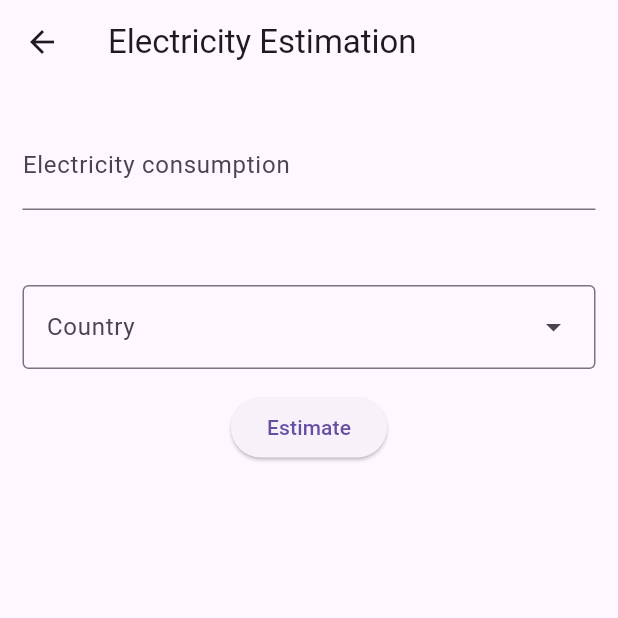
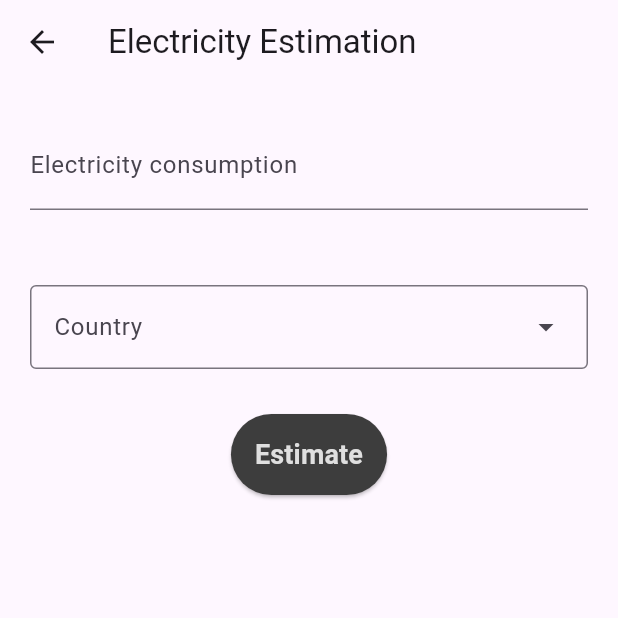
Before and after one commit to Gabritorre/impakt, a Flutter app: the ElectricityEstimationView screen opened directly, on a phone screen of 412 x 824 dp, the top half of it. Run offline on Flutter 3.47's test engine with Material 3 defaults, Android fonts, the light colour scheme and no system bars; our stand-ins replace flutter_dotenv.

Commit message:
Refactor electricity estimation UI code, fix dropdown menu

```diff
--- a/lib/src/estimate/electricity.dart
+++ b/lib/src/estimate/electricity.dart
@@ -21,6 +21,7 @@ class _ElectricityEstimationViewState extends State<ElectricityEstimationView> {
 	final TextEditingController countryController = TextEditingController();
 
 	void estimateElectricity(electricityValue, country) {
+		print('Estimating electricity $electricityValue kWh in $country');
 		WidgetsBinding.instance.addPostFrameCallback((_) {
 			Api.fetchElectricityEstimates(
 				electricityValue: electricityValue,
@@ -56,24 +57,10 @@ class _ElectricityEstimationViewState extends State<ElectricityEstimationView> {
 								children: [
 									const SizedBox(height: 10),
 									Padding(
-										padding: const EdgeInsets.symmetric(horizontal: 15, vertical: 15),
-										child: TextFormField(
-											keyboardType: TextInputType.number,
-											decoration: const InputDecoration(
-												labelText: 'Electricity consumption',
-												border: UnderlineInputBorder(),
-												suffix : Text(
-													'kWh',
-													textAlign: TextAlign.center,
-													style: TextStyle(
-														fontSize: 18,
-														fontWeight: FontWeight.bold,
-														color: Color.fromARGB(255, 155, 155, 155),
-													),
-												),
-											),
+										padding: const EdgeInsets.symmetric(horizontal: 20, vertical: 15),
+										child: ElectricityConsumptionField(
 											validator: (value) {
-												if (value == null || value.isEmpty) {
+											if (value == null || value.isEmpty) {
 													return 'Field required';
 												}
 												electricityValue = double.tryParse(value);
@@ -83,33 +70,42 @@ class _ElectricityEstimationViewState extends State<ElectricityEstimationView> {
 									),
 									const SizedBox(height: 20),
 									Padding(
-										padding: const EdgeInsets.symmetric(horizontal: 15, vertical: 15),
-										child: DropdownMenu(
+										padding: const EdgeInsets.symmetric(horizontal: 20, vertical: 15),
+										child: CountrySelectorField(
 											controller: countryController,
-											width: double.infinity,
-											enableFilter: true,
-											enableSearch: false,
-											requestFocusOnTap: true,
-											label: const Text('Country'),
 											onSelected: (String? country) {
 												selectedCountry = country;
 											},
-											dropdownMenuEntries: Broker.getCountries().map(Option.asDropdownMenuEntry).toList(),
+										)
+									),
+									Padding(
+										padding: const EdgeInsets.symmetric(vertical: 15),
+										child: ElevatedButton(
+											style: ElevatedButton.styleFrom(
+												backgroundColor: const Color.fromARGB(255, 61, 61, 61), // Colore di sfondo
+												foregroundColor: const Color.fromARGB(255, 223, 223, 223), // Colore del testo
+												padding: const EdgeInsets.symmetric(horizontal: 16.0, vertical: 14.0), // Personalizza il padding
+											),
+											onPressed: () {
+												if ((_formKey.currentState != null && !_formKey.currentState!.validate()) || selectedCountry == null ) {
+													ScaffoldMessenger.of(context).showSnackBar(const SnackBar(content: Text('Invalid form')));
+												}
+												else {
+													setState(() {
+														estimate = null;
+													});
+													estimateElectricity(electricityValue, selectedCountry);
+												}
+											},
+											child: const Text(
+												'Estimate',
+												textAlign: TextAlign.center,
+												style: TextStyle(
+													fontSize: 18,
+													fontWeight: FontWeight.bold,
+												),
+											),
 										),
-									),
-									ElevatedButton(
-										onPressed: () {
-											if ((_formKey.currentState != null && !_formKey.currentState!.validate()) || selectedCountry == null ) {
-												ScaffoldMessenger.of(context).showSnackBar(const SnackBar(content: Text('Invalid form')));
-											}
-											else {
-												setState(() {
-													estimate = null;
-												});
-												estimateElectricity(electricityValue, selectedCountry);
-											}
-										},
-										child: const Text('Estimate'),
 									),
 								],
 							),
@@ -118,14 +114,29 @@ class _ElectricityEstimationViewState extends State<ElectricityEstimationView> {
 							builder: (context) {
 								if (error != null) {
 									return Text(error!);
-								} else if (estimate != null) {
-									return Text('$estimate $carbonUnit');
+								}
+								else if (estimate != null) {
+									return Padding(
+										padding: const EdgeInsets.symmetric(vertical: 15),
+										child:Text(
+											'$estimate $carbonUnit of CO2',
+											textAlign: TextAlign.center,
+											style: const TextStyle(
+												fontSize: 23,
+												fontWeight: FontWeight.bold,
+												color: Color.fromARGB(255, 212, 212, 212),
+											),
+										),
+									);
 								}
 								else if (estimate == null && selectedCountry == null && electricityValue == null) {
 									return const SizedBox(height: 0);
 								}
 								else {
-									return const CircularProgressIndicator();
+									return const Padding(
+										padding: EdgeInsets.symmetric(vertical: 15),
+										child: CircularProgressIndicator()
+									);
 								}
 							},
 						),
@@ -135,3 +146,49 @@ class _ElectricityEstimationViewState extends State<ElectricityEstimationView> {
 		);
 	}
 }
+
+class ElectricityConsumptionField extends StatelessWidget {
+	const ElectricityConsumptionField({super.key, this.validator});
+	final FormFieldValidator<String>? validator;
+
+	@override
+	Widget build(BuildContext context) {
+				return TextFormField(
+			keyboardType: TextInputType.number,
+			decoration: const InputDecoration(
+				labelText: 'Electricity consumption',
+				border: UnderlineInputBorder(),
+				suffix : Text(
+					'kWh',
+					textAlign: TextAlign.center,
+					style: TextStyle(
+						fontSize: 18,
+						fontWeight: FontWeight.bold,
+						color: Color.fromARGB(255, 155, 155, 155),
+					),
+				),
+			),
+			validator: validator,
+		);
+	}
+}
+
+class CountrySelectorField extends StatelessWidget{
+	const CountrySelectorField({super.key, this.controller, this.onSelected});
+	final TextEditingController? controller;
+	final ValueChanged<String?>? onSelected;
+	@override
+	Widget build(BuildContext context) {
+		return DropdownMenu(
+			controller: controller,
+			width: double.infinity,
+			menuHeight: 200,
+			enableFilter: true,
+			enableSearch: false,
+			requestFocusOnTap: true,
+			label: const Text('Country'),
+			onSelected: onSelected,
+			dropdownMenuEntries: Broker.getCountries().map(Option.asDropdownMenuEntry).toList(),
+		);
+	}
+}
```
